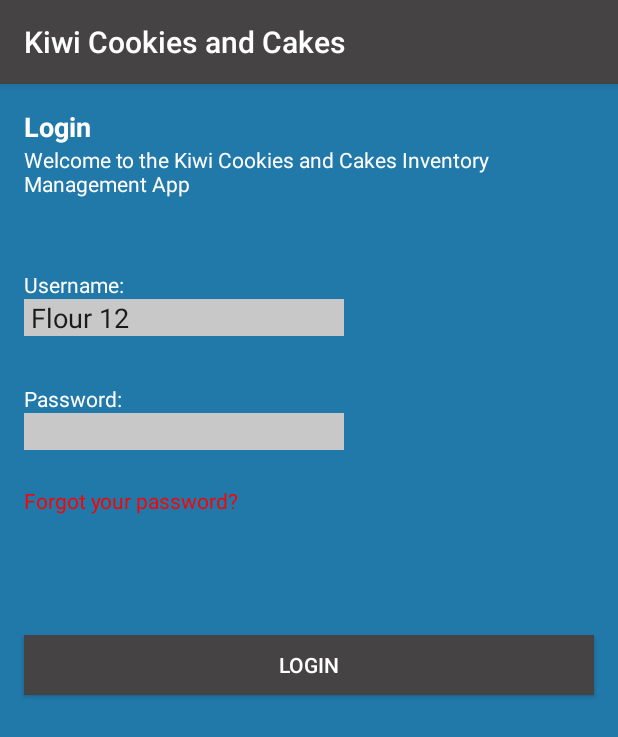
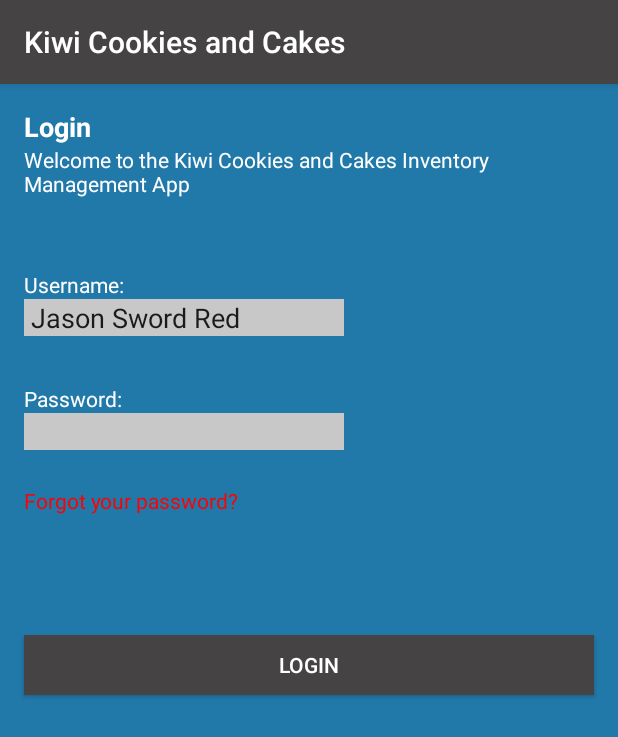
Before and after one commit to Jaseincyberspace/BIT603_Assignment_2_Jason_Norton_5001428, an Android app: the screen it shows after launch (MainActivity), on a phone screen of 412 x 824 dp. Shown: the top 737 px of the screen. Run offline under Robolectric (Android 15) with nearby library versions, the phone set to English and light mode, and no system bars; our stand-ins replace Room's generated code.

Commit message:
User Database and associated classes have been added User databse is now functional however I need to figure out how to add default values to it when the database is first accessed. MainActivity instantiates the User Database in onCreate. Test code has been added to confirm users can be added to the database and the table data can be displayed in the username field.

```diff
--- a/app/src/main/java/com/example/bit603_assignment2_jasonnorton_5001428/Inventory.java
+++ b/app/src/main/java/com/example/bit603_assignment2_jasonnorton_5001428/Inventory.java
@@ -11,8 +11,10 @@ public class Inventory {
     @PrimaryKey(autoGenerate = true)
     @ColumnInfo(name = "ID")
     private int id;
+
     @ColumnInfo(name ="Item")
     private String item;
+
     @ColumnInfo(name = "Quantity")
     private int quantity;
 
--- a/app/src/main/java/com/example/bit603_assignment2_jasonnorton_5001428/InventoryDao.java
+++ b/app/src/main/java/com/example/bit603_assignment2_jasonnorton_5001428/InventoryDao.java
@@ -1,6 +1,5 @@
 package com.example.bit603_assignment2_jasonnorton_5001428;
 
-import androidx.room.Delete;
 import androidx.room.Insert;
 import androidx.room.Query;
 
@@ -11,5 +10,5 @@ public interface InventoryDao {
     @Insert
     public void addItem(Inventory item);
     @Query("Select * FROM Inventory") public List<Inventory>getItems();
-    @Query("DELETE FROM Inventory") public void dropTable();
+    @Query("DELETE FROM Inventory") public void deleteInventoryItems();
 }
--- a/app/src/main/java/com/example/bit603_assignment2_jasonnorton_5001428/MainActivity.java
+++ b/app/src/main/java/com/example/bit603_assignment2_jasonnorton_5001428/MainActivity.java
@@ -15,7 +15,9 @@ import android.widget.TextView;
 import java.util.List;
 
 public class MainActivity extends AppCompatActivity {
+    // Global variables:
     public String TAG = "loginScreenLOGS";
+    public static UserDatabase userDatabase;
     public static InventoryDatabase inventoryDatabase;
 
     @Override
@@ -23,11 +25,21 @@ public class MainActivity extends AppCompatActivity {
         super.onCreate(savedInstanceState);
         setContentView(R.layout.activity_main);
 
+        // Instantiate the userDatabse which is used for login details. It has the following fields: id, username, password, favourite colour.
+        userDatabase = Room.databaseBuilder(getApplicationContext(), UserDatabase.class, "userDB").allowMainThreadQueries().build();
+
+        // Add supplied list of users: *** Only needs to be done once then this code can be commented out.
+        User user = new User();
+        user.setUsername("Jason");
+        user.setPassword("Sword");
+        user.setFavouriteColour("Red");
+        userDatabase.userDao().addUser(user);
+
         // Instantiate the inventoryDatabase which holds all of the inventory items:
         inventoryDatabase = Room.databaseBuilder(getApplicationContext(), InventoryDatabase.class, "inventoryDB").allowMainThreadQueries().build();
 
-        // Reset database (clears all values from it) -- Used for testing purposes **************************************** DONT FORGET TO REMOVE THIS LINE *********************************************
-        inventoryDatabase.inventoryDao().dropTable();
+        // Reset database (clears all values from it) *************************************************************************************** FOR TESTING ONLY
+        inventoryDatabase.inventoryDao().deleteInventoryItems();
 
         // Add default items to the inventoryDatabase (used for testing purposes):
         Inventory item = new Inventory();
@@ -40,13 +52,21 @@ public class MainActivity extends AppCompatActivity {
         final EditText password = findViewById(R.id.editText_password);
         final Button button_login = findViewById(R.id.button_login);
 
-        // display a string in the username field populated by the items and quantities in the inventoryDatabase:
+        // display a string in the username field populated by the items and quantities in the inventoryDatabase: **************************** FOR TESTING ONLY
         List<Inventory>inventoryList = inventoryDatabase.inventoryDao().getItems();
         String inventoryItems = "";
         for(Inventory inventoryItem : inventoryList) {
             inventoryItems += " " + inventoryItem.getItem() + " " + inventoryItem.getQuantity();
         }
         username.setText(inventoryItems);
+
+        // display a string in the username field populated by the list of users: *********************************************************** FOR TESTING ONLY
+        List<User>userList = userDatabase.userDao().getUsers();
+        String listOfUsers = "";
+        for(User users : userList) {
+            listOfUsers += " " + users.getUsername() + " " + users.getPassword() + " " + users.getFavouriteColour();
+        }
+        username.setText(listOfUsers);
 
         // Deal with button clicks:
         forgotPassword.setOnClickListener(new View.OnClickListener() {
--- /dev/null
+++ b/app/src/main/java/com/example/bit603_assignment2_jasonnorton_5001428/User.java
@@ -0,0 +1,55 @@
+package com.example.bit603_assignment2_jasonnorton_5001428;
+
+import androidx.room.ColumnInfo;
+import androidx.room.Entity;
+import androidx.room.PrimaryKey;
+
+@Entity(tableName = "User")
+public class User {
+
+    //Database fields with 'id' as the primary key:
+    @PrimaryKey(autoGenerate = true)
+    @ColumnInfo(name = "ID")
+    private int id;
+
+    @ColumnInfo(name = "Username")
+    private String username;
+
+    @ColumnInfo(name = "Password")
+    private String password;
+
+    @ColumnInfo(name = "Favourite Colour")
+    private String favouriteColour;
+
+    public int getId() {
+        return id;
+    }
+
+    public void setId(int id) {
+        this.id = id;
+    }
+
+    public String getUsername() {
+        return username;
+    }
+
+    public void setUsername(String username) {
+        this.username = username;
+    }
+
+    public String getPassword() {
+        return password;
+    }
+
+    public void setPassword(String password) {
+        this.password = password;
+    }
+
+    public String getFavouriteColour() {
+        return favouriteColour;
+    }
+
+    public void setFavouriteColour(String favouriteColour) {
+        this.favouriteColour = favouriteColour;
+    }
+}
--- /dev/null
+++ b/app/src/main/java/com/example/bit603_assignment2_jasonnorton_5001428/UserDao.java
@@ -0,0 +1,14 @@
+package com.example.bit603_assignment2_jasonnorton_5001428;
+
+import androidx.room.Insert;
+import androidx.room.Query;
+
+import java.util.List;
+
+@androidx.room.Dao
+public interface UserDao {
+    @Insert
+    public void addUser(User user);
+    @Query("SELECT * FROM User") public List<User>getUsers();
+    @Query("DELETE FROM User") public void deleteUsers();
+}
--- /dev/null
+++ b/app/src/main/java/com/example/bit603_assignment2_jasonnorton_5001428/UserDatabase.java
@@ -0,0 +1,9 @@
+package com.example.bit603_assignment2_jasonnorton_5001428;
+
+import androidx.room.Database;
+import androidx.room.RoomDatabase;
+
+@Database(entities = {User.class}, version=1)
+public abstract class UserDatabase extends RoomDatabase {
+    public abstract UserDao userDao();
+}
```
